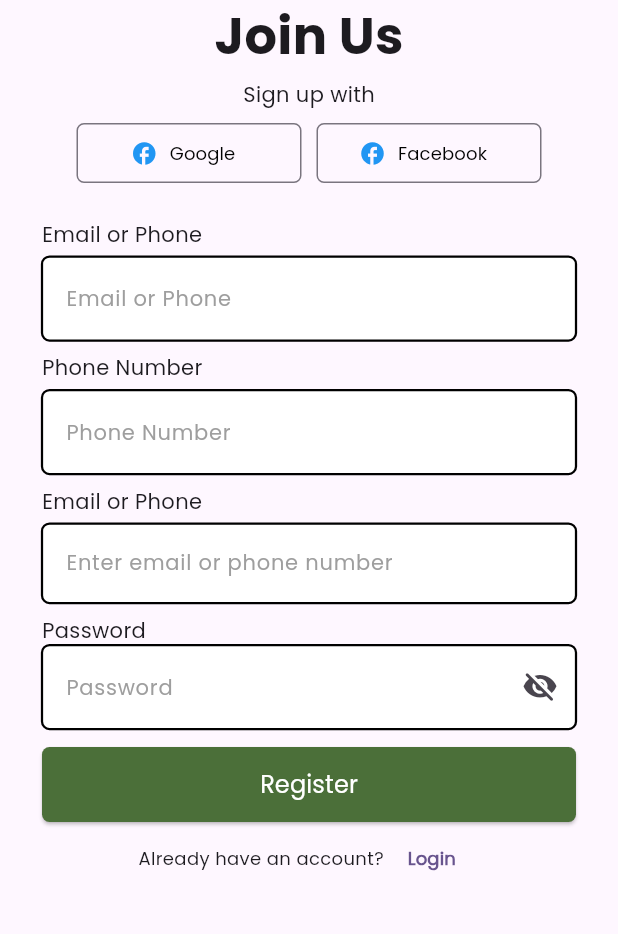
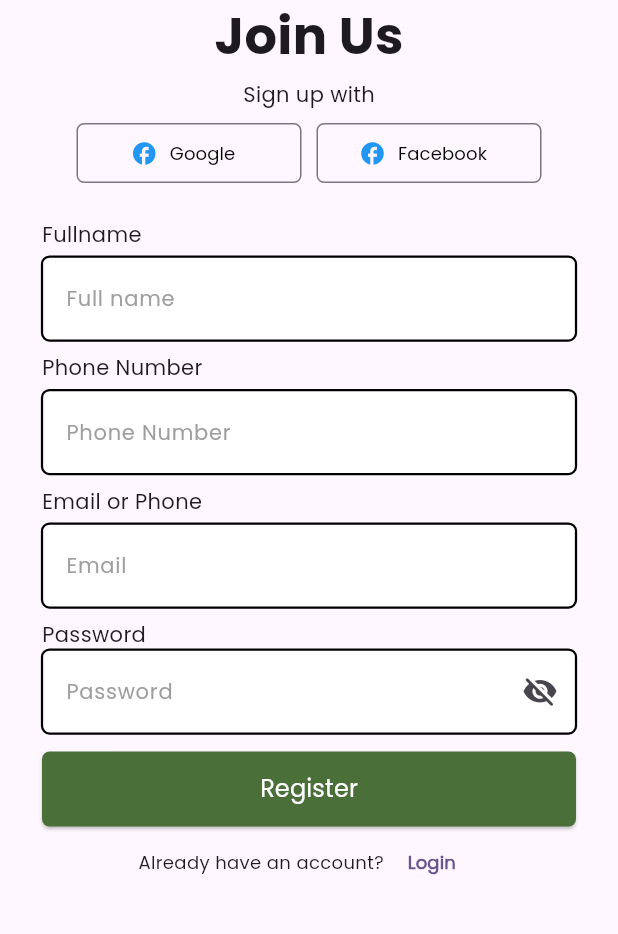
Before and after one commit to mystickminal14/MeroKhet, a Flutter app: the FarmerRegistrationPage screen opened by its route, on a phone screen of 412 x 824 dp, the part 177-1111 px from its top. Run offline on Flutter 3.47's test engine with Material 3 defaults, Android fonts, the light colour scheme and no system bars; our stand-ins replace cloud_firestore, firebase_auth, firebase_core, image_picker; accounts and stored records are empty; network calls fail; Roboto replaces fonts that are missing (Poppins).

Commit message:
updated and made few changes

```diff
--- a/lib/screens/auth/farmer_auth/farmer_registration_page.dart
+++ b/lib/screens/auth/farmer_auth/farmer_registration_page.dart
@@ -17,13 +17,14 @@ class FarmerRegistrationPage extends StatefulWidget {
 }
 
 class _FarmerRegistrationPageState extends State<FarmerRegistrationPage> {
+  final _formKey = GlobalKey<FormState>();
   String name = '';
   String phone = '';
   String email = '';
   String pass = '';
+
   String? nameErr, passErr, emailErr, phoneErr;
   bool _isSubmitted = false;
-  final _formKey = GlobalKey<FormState>();
   final border = const OutlineInputBorder(
       borderSide: BorderSide(
         width: 1.5,
@@ -33,15 +34,13 @@ class _FarmerRegistrationPageState extends State<FarmerRegistrationPage> {
       ),
       borderRadius: BorderRadius.all(Radius.circular(5)));
 
+
   Widget _nameField() {
-    final Map<String, dynamic>? data =
-    ModalRoute.of(context)?.settings.arguments as Map<String, dynamic>?;
-
     return Column(
       crossAxisAlignment: CrossAxisAlignment.start,
       children: [
         const Text(
-          "Email or Phone",
+          "Fullname",
           style: TextStyle(
               fontFamily: 'poppins', fontSize: 14, fontWeight: FontWeight.w400),
         ),
@@ -54,19 +53,15 @@ class _FarmerRegistrationPageState extends State<FarmerRegistrationPage> {
           },
           style: const TextStyle(
               fontFamily: 'poppins', fontWeight: FontWeight.w400),
+
           decoration: InputDecoration(
-            helperText: _isSubmitted? Validators.validateName(name):null,
+            helperText: _isSubmitted ? Validators.validateName(name) : null,
             helperStyle: const TextStyle(
                 color: Colors.red,
-                fontFamily:'poppins',
-                fontStyle: FontStyle.italic
-            ),
-            hintText: "Email or Phone",
-            hintStyle: const TextStyle(
-                color: Colors.grey,
-                fontSize: 14,
                 fontFamily: 'poppins',
-                fontWeight: FontWeight.w400),
+                fontStyle: FontStyle.italic),
+            hintText: "Full name",
+            hintStyle: const TextStyle(fontSize: 14, color: Colors.grey),
             filled: true,
             fillColor: Colors.white,
             enabledBorder: border,
@@ -88,26 +83,23 @@ class _FarmerRegistrationPageState extends State<FarmerRegistrationPage> {
         ),
         const SizedBox(height: 5),
         TextField(
-    onChanged: (value) {
-    setState(() {
-    phone = value;
-    });
-    },
+          onChanged: (value) {
+            setState(() {
+              phone = value;
+            });
+          },
           style: const TextStyle(
               fontFamily: 'poppins', fontWeight: FontWeight.w400),
+          keyboardType: TextInputType.visiblePassword,
+
           decoration: InputDecoration(
-            helperText: _isSubmitted? Validators.validatePhone(phone):null,
+            helperText: _isSubmitted ? Validators.validatePhone(phone) : null,
             helperStyle: const TextStyle(
                 color: Colors.red,
-                fontFamily:'poppins',
-                fontStyle: FontStyle.italic
-            ),
+                fontFamily: 'poppins',
+                fontStyle: FontStyle.italic),
             hintText: "Phone Number",
-            hintStyle: const TextStyle(
-                color: Colors.grey,
-                fontSize: 14,
-                fontFamily: 'poppins',
-                fontWeight: FontWeight.w400),
+            hintStyle: const TextStyle(fontSize: 14, color: Colors.grey),
             filled: true,
             fillColor: Colors.white,
             enabledBorder: border,
@@ -135,20 +127,17 @@ class _FarmerRegistrationPageState extends State<FarmerRegistrationPage> {
             });
           },
           style: const TextStyle(
-              fontFamily: 'poppins', fontSize: 12, fontWeight: FontWeight.w400),
+              fontFamily: 'poppins', fontWeight: FontWeight.w400),
+          keyboardType: TextInputType.visiblePassword,
+          obscureText: true,
           decoration: InputDecoration(
-            helperText: _isSubmitted? Validators.validateEmail(email):null,
+            helperText: _isSubmitted ? Validators.validateEmail(email) : null,
             helperStyle: const TextStyle(
                 color: Colors.red,
-                fontFamily:'poppins',
-                fontStyle: FontStyle.italic
-            ),
-            hintText: "Enter email or phone number",
-            hintStyle: const TextStyle(
-                color: Colors.grey,
-                fontSize: 14,
                 fontFamily: 'poppins',
-                fontWeight: FontWeight.w400),
+                fontStyle: FontStyle.italic),
+            hintText: "Email",
+            hintStyle: const TextStyle(fontSize: 14, color: Colors.grey),
             filled: true,
             fillColor: Colors.white,
             enabledBorder: border,
@@ -179,12 +168,11 @@ class _FarmerRegistrationPageState extends State<FarmerRegistrationPage> {
           keyboardType: TextInputType.visiblePassword,
           obscureText: true,
           decoration: InputDecoration(
-            helperText: _isSubmitted? Validators.validatePassword(pass):null,
+            helperText: _isSubmitted ? Validators.validatePassword(pass) : null,
             helperStyle: const TextStyle(
                 color: Colors.red,
-                fontFamily:'poppins',
-                fontStyle: FontStyle.italic
-            ),
+                fontFamily: 'poppins',
+                fontStyle: FontStyle.italic),
             hintText: "Password",
             hintStyle: const TextStyle(fontSize: 14, color: Colors.grey),
             filled: true,
@@ -197,31 +185,8 @@ class _FarmerRegistrationPageState extends State<FarmerRegistrationPage> {
       ],
     );
   }
-  void _onRegister() {
-    setState(() {
-      _isSubmitted = true;
-    });
 
-    if (_formKey.currentState!.validate()) {
-      final Map<String, dynamic>? data =
-      ModalRoute.of(context)?.settings.arguments as Map<String, dynamic>?;
 
-      final Map<String, dynamic> combinedData = {
-        ...data ?? {},
-        'name': name,
-        'phone': phone,
-        'email': email,
-        'password': pass,
-        'role': "farmer",
-      };
-
-      Navigator.pushReplacementNamed(
-        context,
-        '/farmer_verification',
-        arguments: combinedData,
-      );
-    }
-  }
 
   @override
   Widget build(BuildContext context) {
@@ -293,7 +258,34 @@ class _FarmerRegistrationPageState extends State<FarmerRegistrationPage> {
                             const SizedBox(
                               height: 12,
                             ),
-                            CustomButton(text: 'Register', onPressed: _onRegister)
+                            CustomButton(text: 'Register', onPressed: ()async{
+                              setState(() {
+                                _isSubmitted = true;
+                              });
+
+
+                              if (_formKey.currentState!.validate()) {
+
+                                final Map<String, dynamic>? data = ModalRoute.of(context)?.settings.arguments as Map<String, dynamic>?;
+
+                                // Prepare combined data with form input values
+                                final Map<String, dynamic> combinedData = {
+                                  ...data ?? {},
+                                  'name': name,
+                                  'phone': phone,
+                                  'email': email,
+                                  'password': pass,
+                                  'role': "farmer",
+                                };
+
+
+                                await Navigator.pushReplacementNamed(
+                                  context,
+                                  '/farmer_verification',
+                                  arguments: combinedData,
+                                );
+                              }
+                            })
 
                           ],
                         )),
```
Also changed, not shown: lib/model/consumer.model.dart (added, +28 -0 lines), lib/model/farmer_detail.dart (added, +37 -0 lines), lib/model/farmer_model..dart (added, +39 -0 lines), lib/screens/auth/consumer_registration.dart (+6 -12 lines), lib/screens/auth/farmer_auth/farmer_verification_page.dart (+15 -11 lines), lib/screens/wrapper.dart (added, +15 -0 lines), lib/services/customer_db.dart (added, +32 -0 lines), lib/services/farmer_db.dart (added, +60 -0 lines), lib/utils/auth_validators.dart (added, +52 -0 lines), lib/utils/error_dialog.dart (added, +30 -0 lines), firebase.json (added), lib/firebase_options.dart (added), 1 other file.
